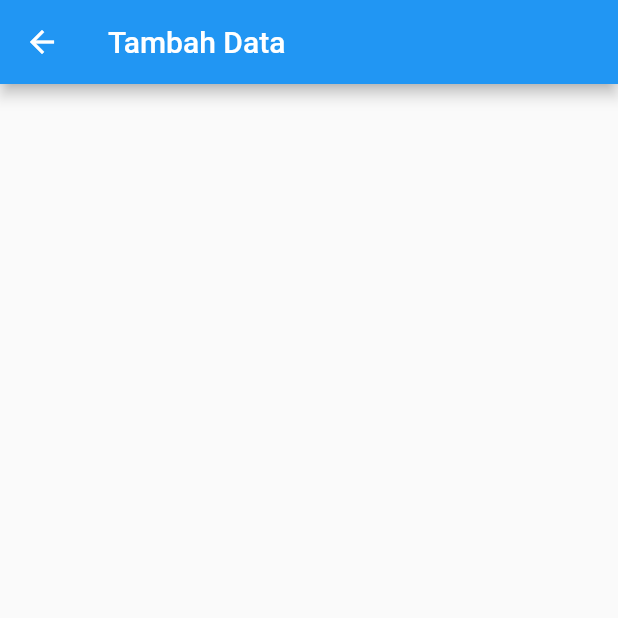
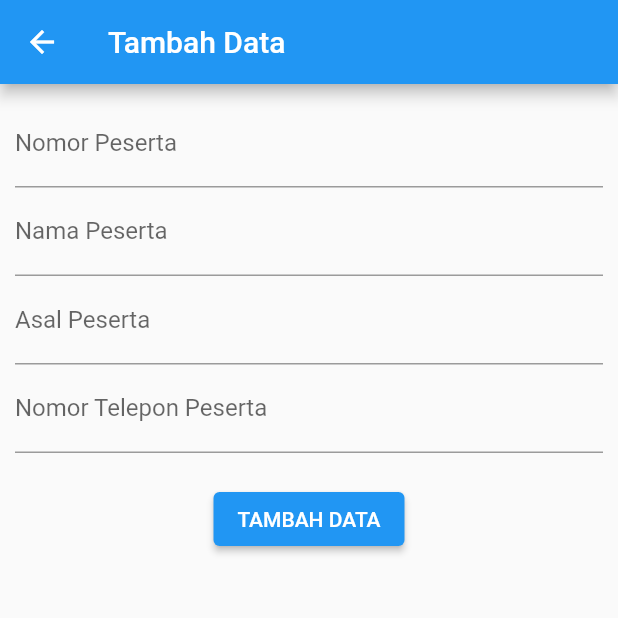
Before and after one commit to AchmadSyahh226/uts1_achmadsyahrul_004, a Flutter app: the TambahData screen opened directly, on a phone screen of 412 x 824 dp, the top half of it. Run offline on Flutter 3.47's test engine with Material 2 defaults, Android fonts, the phone set to English and light mode, and no system bars; network calls fail.

Commit message:
Tambah dan mengatur textfield

```diff
--- a/lib/tambahdata.dart
+++ b/lib/tambahdata.dart
@@ -12,6 +12,42 @@ class _TambahDataState extends State<TambahData> {
   Widget build(BuildContext context) {
     return Scaffold(
       appBar: AppBar(title: Text("Tambah Data")),
+      body: Padding(
+        padding: const EdgeInsets.all(10.0),
+        child: ListView(
+          children: <Widget>
+            [Column(children: <Widget>[
+              TextField(
+                decoration: InputDecoration(
+                  hintText: "Nomor Peserta",
+                  label: Text("Nomor Peserta"),
+                ),
+              ),
+              TextField(
+                decoration: InputDecoration(
+                  hintText: "Nama Peserta",
+                  label: Text("Nama Peserta"),
+                ),
+              ),
+              TextField(
+                decoration: InputDecoration(
+                  hintText: "Asal Peserta",
+                  label: Text("Asal Peserta"),
+                ),
+              ),
+              TextField(
+                decoration: InputDecoration(
+                  hintText: "Nomor Telepon Peserta",
+                  label: Text("Nomor Telepon Peserta"),
+                ),
+              ),
+              Padding(padding: const EdgeInsets.all(10.0),),
+
+              ElevatedButton(onPressed: () {}, child: Text("TAMBAH DATA"))
+            ]),
+          ],
+        ),
+      ),
     );
   }
 }
```
